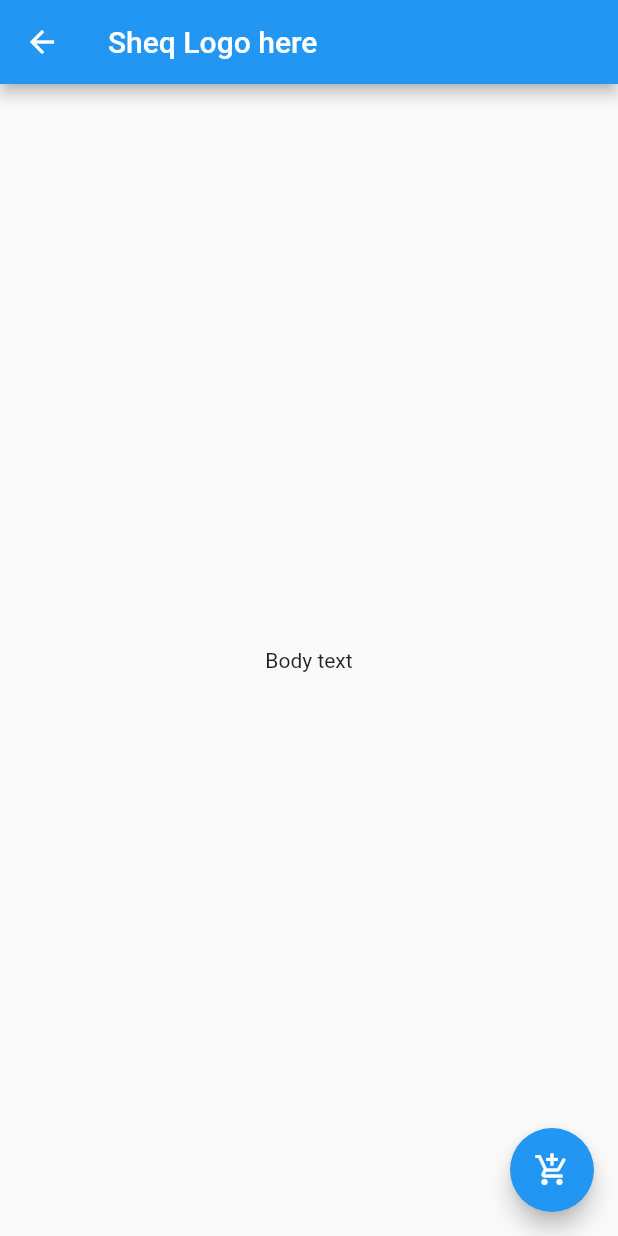
After one commit to purushottamyadavbattula/sheq_flutter, a Flutter app: the MainMenuScreen screen opened by its route, on a phone screen of 412 x 824 dp. The commit adds this screen. Run offline on Flutter 3.47's test engine with Material 2 defaults, Android fonts, the phone set to English and light mode, and no system bars.

Commit message:
main menu screen

```diff
--- a/lib/main.dart
+++ b/lib/main.dart
@@ -1,7 +1,9 @@
 import 'package:flutter/material.dart';
+import 'package:sheq_flutter/screens/main_menu_screen.dart';
 import 'package:sheq_flutter/screens/registration_screen.dart';
 import 'package:sheq_flutter/screens/chat_screen.dart';
 import 'package:sheq_flutter/screens/welcome_screen.dart';
+import 'package:sheq_flutter/screens/main_menu_screen.dart';
 
 void main() => runApp(MyApp());
 
@@ -13,6 +15,7 @@ class MyApp extends StatelessWidget {
       initialRoute: WelcomeScreen.id,
       routes: {
         WelcomeScreen.id: (context) => WelcomeScreen(),
+        MainMenuScreen.id: (context) => MainMenuScreen(),
 //        RegistrationScreen.id: (context) =>RegistrationScreen(),
 //        ChatScreen.id: (context) => ChatScreen(),
 //        LoginScreen.id: (context) => LoginScreen(),
--- /dev/null
+++ b/lib/screens/main_menu_screen.dart
@@ -0,0 +1,24 @@
+import 'package:flutter/material.dart';
+
+class MainMenuScreen extends StatelessWidget {
+  static const String id = 'main_menu_screen';
+
+  @override
+  Widget build(BuildContext context) {
+    return Scaffold(
+      appBar: AppBar(
+        title: Text('Sheq Logo here'),
+      ),
+      body: Center(
+        child: Text('Body text'),
+      ),
+      floatingActionButton: FloatingActionButton(
+        child: Icon(Icons.add_shopping_cart),
+      ),
+    );
+  }
+}
+
+//main screen >> from login to main page
+//user auth
+//is user loged?
--- a/lib/screens/welcome_screen.dart
+++ b/lib/screens/welcome_screen.dart
@@ -44,7 +44,10 @@ class _WelcomeScreenState extends State<WelcomeScreen> with SingleTickerProvider
             fit: BoxFit.fitWidth,
               )
           ),
-        ),
+       ),
+      //TODO: Add button to go to MainMenuScreen(),
+      //{
+      //Navigator.pushNamed(context, MainMenuScreen.id);}
       );
   }
 }
```
Also changed, not shown: lib/components/reusable_card.dart (added, +24 -0 lines).
